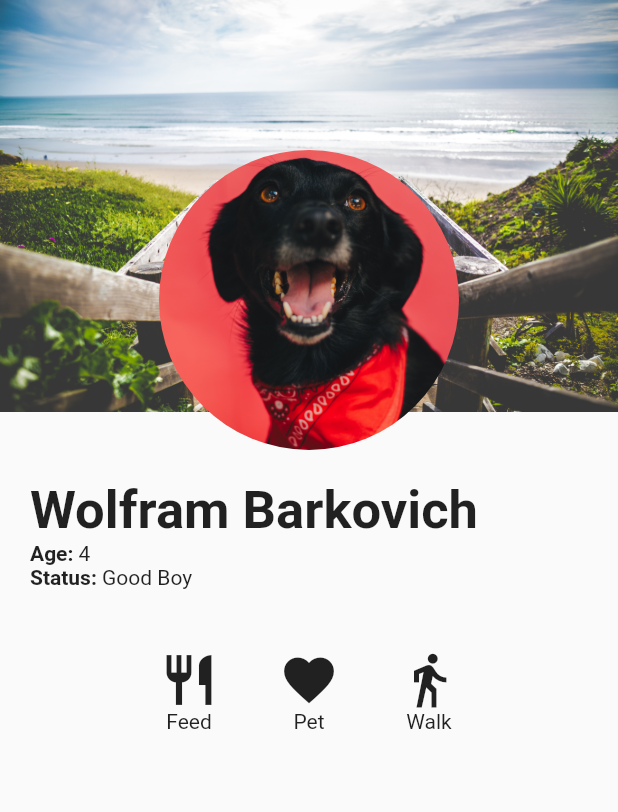
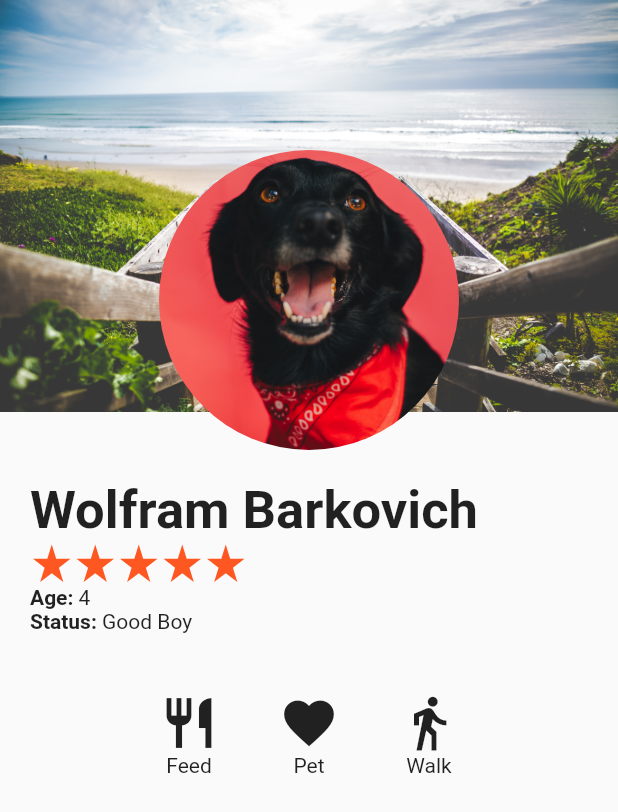
Before and after one commit to PacktPublishing/Flutter-Cookbook, a Flutter app: the ProfileScreen screen opened directly, on a phone screen of 412 x 824 dp. Shown: the top 812 px of the screen. Run offline on Flutter 3.47's test engine with Material 2 defaults, Android fonts, the phone set to English and light mode, and no system bars.

Commit message:
flex and custom painting

```diff
--- a/03_Flutter_Layout/flutter_layout/lib/main.dart
+++ b/03_Flutter_Layout/flutter_layout/lib/main.dart
@@ -1,6 +1,6 @@
 import 'package:flutter/cupertino.dart';
 import 'package:flutter/material.dart';
-import 'package:flutter_layout/profile_screen.dart';
+import 'package:flutter_layout/deep_tree.dart';
 
 void main() => runApp(StaticApp());
 
@@ -8,7 +8,7 @@ class StaticApp extends StatelessWidget {
   @override
   Widget build(BuildContext context) {
     return MaterialApp(
-      home: ProfileScreen(),
+      home: DeepTree(),
     );
   }
 }
--- a/03_Flutter_Layout/flutter_layout/lib/profile_screen.dart
+++ b/03_Flutter_Layout/flutter_layout/lib/profile_screen.dart
@@ -1,4 +1,5 @@
 import 'package:flutter/material.dart';
+import 'package:flutter_layout/star.dart';
 
 class ProfileScreen extends StatelessWidget {
   @override
@@ -45,6 +46,9 @@ class ProfileScreen extends StatelessWidget {
             'Wolfram Barkovich',
             style: TextStyle(fontSize: 35, fontWeight: FontWeight.w600),
           ),
+          StarRating(
+            value: 5,
+          ),
           _buildDetailsRow('Age', '4'),
           _buildDetailsRow('Status', 'Good Boy'),
         ],
--- /dev/null
+++ b/03_Flutter_Layout/flutter_layout/lib/star.dart
@@ -0,0 +1,86 @@
+import 'package:flutter/material.dart';
+
+class Star extends StatelessWidget {
+  final Color color;
+  final double size;
+
+  const Star({
+    Key key,
+    this.color,
+    this.size,
+  }) : super(key: key);
+
+  @override
+  Widget build(BuildContext context) {
+    return SizedBox(
+      width: size,
+      height: size,
+      child: CustomPaint(
+        painter: _StarPainter(color),
+      ),
+    );
+  }
+}
+
+class _StarPainter extends CustomPainter {
+  final Color color;
+
+  _StarPainter(this.color);
+
+  @override
+  void paint(Canvas canvas, Size size) {
+    final paint = Paint()..color = color;
+
+    final path = Path();
+
+    path.moveTo(size.width * 0.5, 0);
+    path.lineTo(size.width * 0.618, size.height * 0.382);
+    path.lineTo(size.width, size.height * 0.382);
+    path.lineTo(size.width * 0.691, size.height * 0.618);
+    path.lineTo(size.width * 0.809, size.height);
+    path.lineTo(size.width * 0.5, size.height * 0.7639);
+    path.lineTo(size.width * 0.191, size.height);
+    path.lineTo(size.width * 0.309, size.height * 0.618);
+    path.lineTo(size.width * 0.309, size.height * 0.618);
+    path.lineTo(0, size.height * 0.382);
+    path.lineTo(size.width * 0.382, size.height * 0.382);
+
+    path.close();
+
+    canvas.drawPath(path, paint);
+  }
+
+  @override
+  bool shouldRepaint(CustomPainter oldDelegate) {
+    return false;
+  }
+}
+
+class StarRating extends StatelessWidget {
+  final Color color;
+  final int value;
+  final double starSize;
+
+  const StarRating({
+    Key key,
+    @required this.value,
+    this.color = Colors.deepOrange,
+    this.starSize = 25,
+  }) : super(key: key);
+
+  @override
+  Widget build(BuildContext context) {
+    return Row(
+      children: List.generate(
+        value,
+        (_) => Padding(
+          padding: const EdgeInsets.all(2.0),
+          child: Star(
+            color: color,
+            size: starSize,
+          ),
+        ),
+      ),
+    );
+  }
+}
--- a/03_Flutter_Layout/flutter_layout/pubspec.yaml
+++ b/03_Flutter_Layout/flutter_layout/pubspec.yaml
@@ -14,7 +14,7 @@ description: A new Flutter project.
 version: 1.0.0+1
 
 environment:
-  sdk: ">=2.1.0 <3.0.0"
+  sdk: ">=2.3.0 <3.0.0"
 
 dependencies:
   flutter:
```
Also changed, not shown: 03_Flutter_Layout/flutter_layout/lib/deep_tree.dart (added, +30 -0 lines), 03_Flutter_Layout/flutter_layout/lib/e_commerce_screen_before.dart (added, +8 -0 lines), 03_Flutter_Layout/flutter_layout/lib/flex_screen.dart (added, +153 -0 lines), 03_Flutter_Layout/flutter_layout/pubspec.lock.
